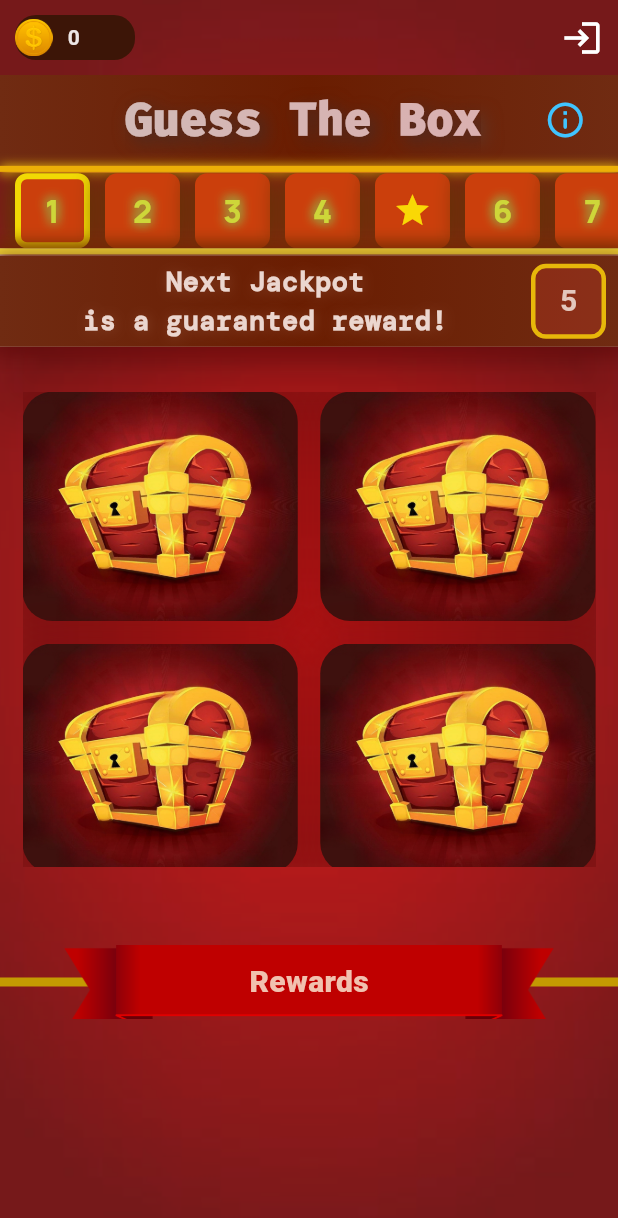
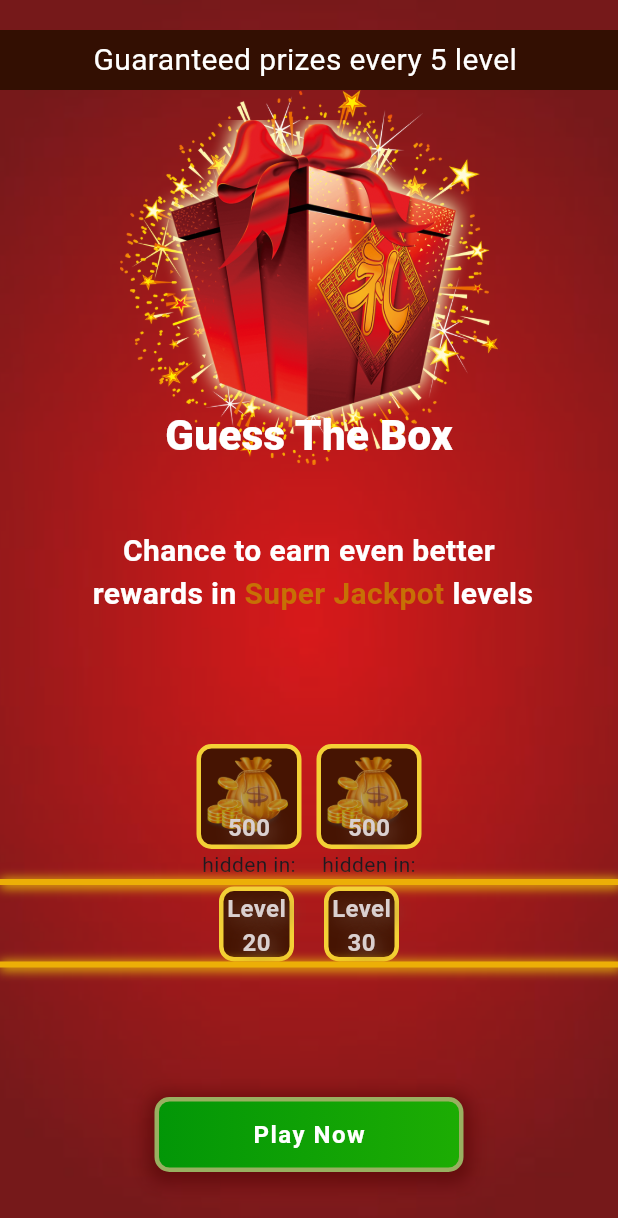
Before and after one commit to nabinyd/guess-the-box, a Flutter app: the screen it shows after launch, after a tap on "Skip", on a phone screen of 412 x 824 dp. Shown: the top 1218 px of the screen. Run offline on Flutter 3.47's test engine with Material 3 defaults, Android fonts, the phone set to English and light mode, and no system bars; drawn by our look-alikes of flutter_animate, scrollable_positioned_list, simple_gradient_text; our stand-ins replace cloud_firestore, connectivity_plus, countup, firebase_auth, firebase_core, firebase_messaging and 6 more; accounts and stored records are empty.

Commit message:
adding mainscreen..

```diff
--- a/lib/componennts/components.dart
+++ b/lib/componennts/components.dart
@@ -3,6 +3,7 @@ import 'dart:async';
 import 'package:flutter/material.dart';
 import 'package:flutter/services.dart';
 import 'package:guess_the_box/screen/homepage/homescreen.dart';
+import 'package:guess_the_box/screen/homepage/mainscreen.dart';
 
 mixin CustomComponents {
   static Future showGiveUpDialog(
@@ -40,7 +41,7 @@ mixin CustomComponents {
               borderRadius: BorderRadius.circular(20),
             ),
             child: const Text(
-              "Do you want to exit app?",
+              "You will losse your prizes by leaving",
               textAlign: TextAlign.center,
               style: TextStyle(
                 fontSize: 19,
@@ -52,7 +53,7 @@ mixin CustomComponents {
           actions: [
             InkWell(
               onTap: () {
-                SystemNavigator.pop();
+                Navigator.pushReplacementNamed(context, MainScreen.routename);
               },
               child: Container(
                 width: 120,
@@ -217,6 +218,4 @@ mixin CustomComponents {
       },
     );
   }
-
-
 }
--- a/lib/main.dart
+++ b/lib/main.dart
@@ -1,6 +1,7 @@
 import 'package:firebase_auth/firebase_auth.dart';
 import 'package:firebase_messaging/firebase_messaging.dart';
 import 'package:flutter/material.dart';
+import 'package:guess_the_box/screen/homepage/mainscreen.dart';
 import 'package:guess_the_box/services/firebaseservice.dart';
 import 'package:guess_the_box/screen/auth/loginscreen.dart';
 import 'package:guess_the_box/screen/homepage/homescreen.dart';
@@ -60,6 +61,7 @@ class MyApp extends StatelessWidget {
       routes: {
         HomePage.routename: (context) => const HomePage(),
         LogInPage.routename: (context) => const LogInPage(),
+        MainScreen.routename: (context) => const MainScreen(),
       },
     );
   }
--- a/lib/screen/auth/loginscreen.dart
+++ b/lib/screen/auth/loginscreen.dart
@@ -3,6 +3,7 @@
 import 'package:firebase_auth/firebase_auth.dart';
 import 'package:flutter/material.dart';
 import 'package:google_fonts/google_fonts.dart';
+import 'package:guess_the_box/screen/homepage/mainscreen.dart';
 
 import 'package:guess_the_box/services/firebaseservice.dart';
 import 'package:guess_the_box/screen/homepage/homescreen.dart';
@@ -46,7 +47,7 @@ class _LogInPageState extends State<LogInPage> {
                     onTap: () async {
                       await FirebaseLoginServices().signOut();
                       Navigator.of(context).pushReplacement(MaterialPageRoute(
-                          builder: (context) => const HomePage()));
+                          builder: (context) => const MainScreen()));
                     },
                     child: Container(
                       height: 30,
--- /dev/null
+++ b/lib/screen/homepage/mainscreen.dart
@@ -0,0 +1,413 @@
+import 'package:flutter/material.dart';
+import 'package:flutter/widgets.dart';
+import 'package:guess_the_box/constant/constant.dart';
+import 'package:guess_the_box/screen/homepage/homescreen.dart';
+
+class MainScreen extends StatefulWidget {
+  static const String routename = "/mainscreen";
+  const MainScreen({super.key});
+
+  @override
+  State<MainScreen> createState() => _MainScreenState();
+}
+
+class _MainScreenState extends State<MainScreen> {
+  @override
+  Widget build(BuildContext context) {
+    Size size = MediaQuery.of(context).size;
+    return Scaffold(
+      body: SafeArea(
+        child: Container(
+          height: size.height,
+          width: size.width,
+          decoration: const BoxDecoration(
+            image: DecorationImage(
+                image: AssetImage("assets/backgroundd.jpg"),
+                fit: BoxFit.cover,
+                opacity: 0.9),
+          ),
+          child: Column(
+            children: [
+              Column(
+                children: [
+                  // Container(
+                  //   height: 50,
+                  //   width: size.width,
+                  //   color: Colors.transparent,
+                  //   alignment: Alignment.centerRight,
+                  //   child: Row(
+                  //     mainAxisAlignment: MainAxisAlignment.spaceBetween,
+                  //     children: [
+                  //       Container(
+                  //         height: 30,
+                  //         width: 80,
+                  //         alignment: Alignment.center,
+                  //         margin: const EdgeInsets.only(left: 10),
+                  //         decoration: const BoxDecoration(
+                  //           color: Color.fromARGB(255, 60, 21, 7),
+                  //           borderRadius: BorderRadius.all(
+                  //             Radius.circular(14),
+                  //           ),
+                  //         ),
+                  //         child: Row(
+                  //           crossAxisAlignment: CrossAxisAlignment.center,
+                  //           mainAxisAlignment: MainAxisAlignment.start,
+                  //           children: [
+                  //             Image.asset(
+                  //               "assets/coinicon.png",
+                  //               height: 25,
+                  //               width: 25,
+                  //               fit: BoxFit.contain,
+                  //             ),
+                  //             const Padding(
+                  //               padding: EdgeInsets.only(left: 10),
+                  //               child: Text(
+                  //                 "100",
+                  //                 style: TextStyle(
+                  //                   color: Color.fromARGB(255, 236, 229, 229),
+                  //                   fontWeight: FontWeight.w700,
+                  //                 ),
+                  //               ),
+                  //             )
+                  //           ],
+                  //         ),
+                  //       ),
+                  //     ],
+                  //   ),
+                  // ),
+                  const SizedBox(height: 20),
+                  Container(
+                    height: 40,
+                    alignment: Alignment.center,
+                    color: const Color.fromARGB(255, 51, 15, 2),
+                    child: const Text(
+                      "Guaranteed prizes every 5 level ",
+                      style: TextStyle(
+                        color: Colors.white,
+                        fontSize: 20,
+                      ),
+                    ),
+                  ),
+                ],
+              ),
+              Stack(alignment: Alignment.bottomCenter, children: [
+                Image.asset(
+                  "assets/firework.png",
+                  height: 250,
+                  width: size.width,
+                  fit: BoxFit.contain,
+                ),
+                Image.asset(
+                  "assets/boxopen.png",
+                  height: 230,
+                  width: size.width,
+                  fit: BoxFit.contain,
+                ),
+                const Text(
+                  "Guess The Box",
+                  style: TextStyle(
+                      fontSize: 28,
+                      fontWeight: FontWeight.w900,
+                      color: Colors.white),
+                ),
+              ]),
+              Expanded(
+                flex: 2,
+                child: Column(
+                  crossAxisAlignment: CrossAxisAlignment.center,
+                  mainAxisAlignment: MainAxisAlignment.spaceAround,
+                  children: [
+                    const Text.rich(
+                      TextSpan(
+                        text: "Chance to earn even better \n rewards in ",
+                        style: TextStyle(
+                          color: Colors.white,
+                          fontSize: 20,
+                          fontWeight: FontWeight.bold,
+                        ),
+                        children: [
+                          TextSpan(
+                              text: "Super Jackpot ",
+                              style: TextStyle(
+                                  color: Color.fromARGB(255, 199, 112, 5))),
+                          TextSpan(text: "levels")
+                        ],
+                      ),
+                      textAlign: TextAlign.center,
+                    ),
+                    Column(
+                      mainAxisAlignment: MainAxisAlignment.spaceBetween,
+                      children: [
+                        Row(
+                          mainAxisAlignment: MainAxisAlignment.center,
+                          children: [
+                            //container 1
+                            Column(
+                              children: [
+                                Container(
+                                  height: 70,
+                                  width: 70,
+                                  alignment: Alignment.bottomCenter,
+                                  decoration: BoxDecoration(
+                                    image: const DecorationImage(
+                                      image: AssetImage('assets/coinbox.png'),
+                                      fit: BoxFit.cover,
+                                      opacity: 0.6,
+                                    ),
+                                    color: ColorList.tilecolor,
+                                    border: Border.all(
+                                      color: const Color.fromARGB(
+                                          255, 244, 209, 54),
+                                      width: 3,
+                                    ),
+                                    borderRadius: const BorderRadius.all(
+                                        Radius.circular(10)),
+                                  ),
+                                  child: const Text(
+                                    "500",
+                                    style: TextStyle(
+                                        fontSize: 16,
+                                        fontWeight: FontWeight.w700,
+                                        color:
+                                            Color.fromARGB(255, 218, 208, 208),
+                                        shadows: [
+                                          Shadow(
+                                            color: Colors.brown,
+                                            offset: Offset(3, 3),
+                                            blurRadius: 15.0,
+                                          )
+                                        ]),
+                                  ),
+                                ),
+                                const Text("hidden in:")
+                              ],
+                            ),
+                            const SizedBox(width: 10),
+                            //container 2
+                            Column(
+                              children: [
+                                Container(
+                                  height: 70,
+                                  width: 70,
+                                  alignment: Alignment.bottomCenter,
+                                  decoration: BoxDecoration(
+                                    image: const DecorationImage(
+                                      image: AssetImage('assets/coinbox.png'),
+                                      fit: BoxFit.cover,
+                                      opacity: 0.6,
+                                    ),
+                                    color: ColorList.tilecolor,
+                                    border: Border.all(
+                                      color: const Color.fromARGB(
+                                          255, 244, 209, 54),
+                                      width: 3,
+                                    ),
+                                    borderRadius: const BorderRadius.all(
+                                        Radius.circular(10)),
+                                  ),
+                                  child: const Text(
+                                    "500",
+                                    style: TextStyle(
+                                        fontSize: 16,
+                                        fontWeight: FontWeight.w700,
+                                        color:
+                                            Color.fromARGB(255, 218, 208, 208),
+                                        shadows: [
+                                          Shadow(
+                                            color: Colors.brown,
+                                            offset: Offset(3, 3),
+                                            blurRadius: 15.0,
+                                          )
+                                        ]),
+                                  ),
+                                ),
+                                const Text("hidden in:")
+                              ],
+                            ),
+                          ],
+                        ),
+                        Container(
+                          height: 4,
+                          margin: const EdgeInsets.only(bottom: 1),
+                          decoration: const BoxDecoration(
+                            color: Color.fromARGB(255, 236, 175, 7),
+                            boxShadow: [
+                              BoxShadow(
+                                blurRadius: 5,
+                                spreadRadius: 1,
+                                color: Color.fromARGB(255, 238, 193, 11),
+                                offset: Offset(1, 1),
+                              ),
+                            ],
+                          ),
+                        ),
+                        Row(
+                          mainAxisAlignment: MainAxisAlignment.center,
+                          children: [
+                            //container 1
+                            Container(
+                              height: 50,
+                              width: 50,
+                              alignment: Alignment.bottomCenter,
+                              decoration: BoxDecoration(
+                                color: ColorList.tilecolor,
+                                border: Border.all(
+                                  color:
+                                      const Color.fromARGB(255, 244, 209, 54),
+                                  width: 3,
+                                ),
+                                borderRadius:
+                                    const BorderRadius.all(Radius.circular(10)),
+                              ),
+                              child: const Column(
+                                children: [
+                                  Text(
+                                    "Level",
+                                    style: TextStyle(
+                                        fontSize: 16,
+                                        fontWeight: FontWeight.w700,
+                                        color:
+                                            Color.fromARGB(255, 218, 208, 208),
+                                        shadows: [
+                                          Shadow(
+                                            color: Colors.brown,
+                                            offset: Offset(3, 3),
+                                            blurRadius: 15.0,
+                                          )
+                                        ]),
+                                  ),
+                                  Text(
+                                    "20",
+                                    style: TextStyle(
+                                        fontSize: 16,
+                                        fontWeight: FontWeight.w700,
+                                        color:
+                                            Color.fromARGB(255, 218, 208, 208),
+                                        shadows: [
+                                          Shadow(
+                                            color: Colors.brown,
+                                            offset: Offset(3, 3),
+                                            blurRadius: 15.0,
+                                          )
+                                        ]),
+                                  ),
+                                ],
+                              ),
+                            ),
+                            const SizedBox(width: 20),
+                            //container 2
+                            Container(
+                              height: 50,
+                              width: 50,
+                              alignment: Alignment.bottomCenter,
+                              decoration: BoxDecoration(
+                                color: ColorList.tilecolor,
+                                border: Border.all(
+                                  color:
+                                      const Color.fromARGB(255, 244, 209, 54),
+                                  width: 3,
+                                ),
+                                borderRadius:
+                                    const BorderRadius.all(Radius.circular(10)),
+                              ),
+                              child: const Column(
+                                children: [
+                                  Text(
+                                    "Level",
+                                    style: TextStyle(
+                                        fontSize: 16,
+                                        fontWeight: FontWeight.w700,
+                                        color:
+                                            Color.fromARGB(255, 218, 208, 208),
+                                        shadows: [
+                                          Shadow(
+                                            color: Colors.brown,
+                                            offset: Offset(3, 3),
+                                            blurRadius: 15.0,
+                                          )
+                                        ]),
+                                  ),
+                                  Text(
+                                    "30",
+                                    style: TextStyle(
+                                        fontSize: 16,
+                                        fontWeight: FontWeight.w700,
+                                        color:
+                                            Color.fromARGB(255, 218, 208, 208),
+                                        shadows: [
+                                          Shadow(
+                                            color: Colors.brown,
+                                            offset: Offset(3, 3),
+                                            blurRadius: 15.0,
+                                          )
+                                        ]),
+                                  ),
+                                ],
+                              ),
+                            ),
+                          ],
+                        ),
+                        Container(
+                          height: 4,
+                          margin: const EdgeInsets.only(bottom: 1),
+                          decoration: const BoxDecoration(
+                            color: Color.fromARGB(255, 236, 175, 7),
+                            boxShadow: [
+                              BoxShadow(
+                                blurRadius: 5,
+                                spreadRadius: 1,
+                                color: Color.fromARGB(255, 238, 193, 11),
+                                offset: Offset(1, 1),
+                              ),
+                            ],
+                          ),
+                        ),
+                      ],
+                    ),
+                    InkWell(
+                      onTap: () {
+                        Navigator.pushReplacementNamed(
+                            context, HomePage.routename);
+                      },
+                      child: Container(
+                        height: 50,
+                        width: size.width * 0.5,
+                        alignment: Alignment.center,
+                        decoration: BoxDecoration(
+                            gradient: const LinearGradient(colors: [
+                              Color.fromARGB(255, 2, 150, 7),
+                              Color.fromARGB(255, 29, 173, 3),
+                            ]),
+                            border: Border.all(
+                                color: const Color.fromARGB(255, 153, 176, 97),
+                                width: 3),
+                            borderRadius: BorderRadius.circular(10),
+                            boxShadow: [
+                              BoxShadow(
+                                color: const Color.fromARGB(255, 78, 2, 2)
+                                    .withOpacity(0.6),
+                                spreadRadius: 4,
+                                blurRadius: 10,
+                                offset: const Offset(0, 3),
+                              )
+                            ]),
+                        child: const Text(
+                          'Play Now',
+                          style: TextStyle(
+                              letterSpacing: 1,
+                              fontSize: 16,
+                              fontWeight: FontWeight.bold,
+                              color: Colors.white),
+                        ),
+                      ),
+                    ),
+                  ],
+                ),
+              ),
+            ],
+          ),
+        ),
+      ),
+    );
+  }
+}
--- a/lib/screen/homepage/splashscreen.dart
+++ b/lib/screen/homepage/splashscreen.dart
@@ -5,6 +5,7 @@ import 'package:flutter/material.dart';
 import 'package:google_fonts/google_fonts.dart';
 import 'package:guess_the_box/screen/auth/loginscreen.dart';
 import 'package:guess_the_box/screen/homepage/homescreen.dart';
+import 'package:guess_the_box/screen/homepage/mainscreen.dart';
 import 'package:simple_gradient_text/simple_gradient_text.dart';
 
 class SplashScreen extends StatefulWidget {
@@ -20,7 +21,7 @@ class _SplashScreenState extends State<SplashScreen> {
     super.initState();
     Timer(const Duration(seconds: 2), () {
       Navigator.of(context).pushReplacement(
-          MaterialPageRoute(builder: (context) => const HomePage()));
+          MaterialPageRoute(builder: (context) => const MainScreen()));
     });
   }
 
--- a/lib/services/firebaseservice.dart
+++ b/lib/services/firebaseservice.dart
@@ -149,6 +149,7 @@ class FirebaseMessingServices {
         .doc(userId)
         .set(deviceToken)
         .then((value) {
+
       print("Firebase Token and timestamp added successfully");
     }).catchError((error) {
       print("Failed to add the FCM token $error");
```
Also changed, not shown: assets/boxopen.png (added), assets/firework.png (added), assets/openig.png (added), assets/rewardboxopening.png (added).
